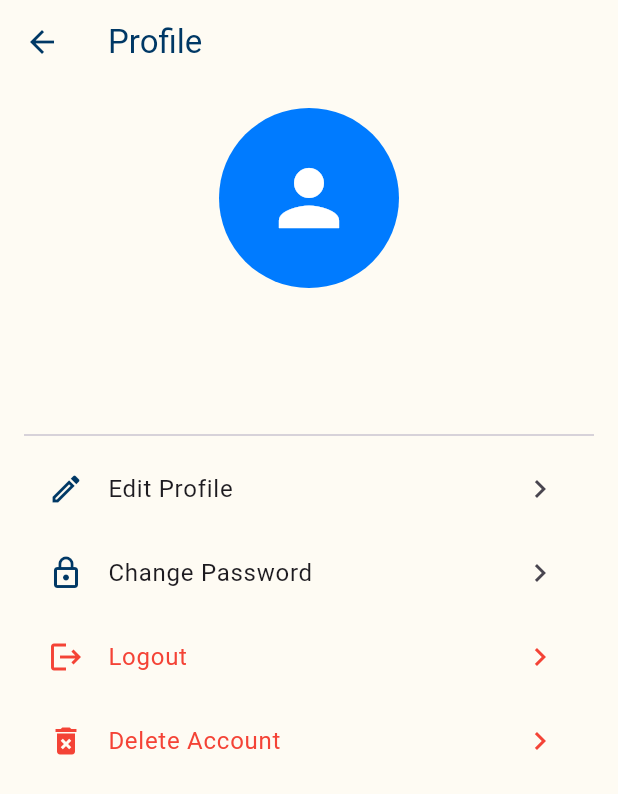
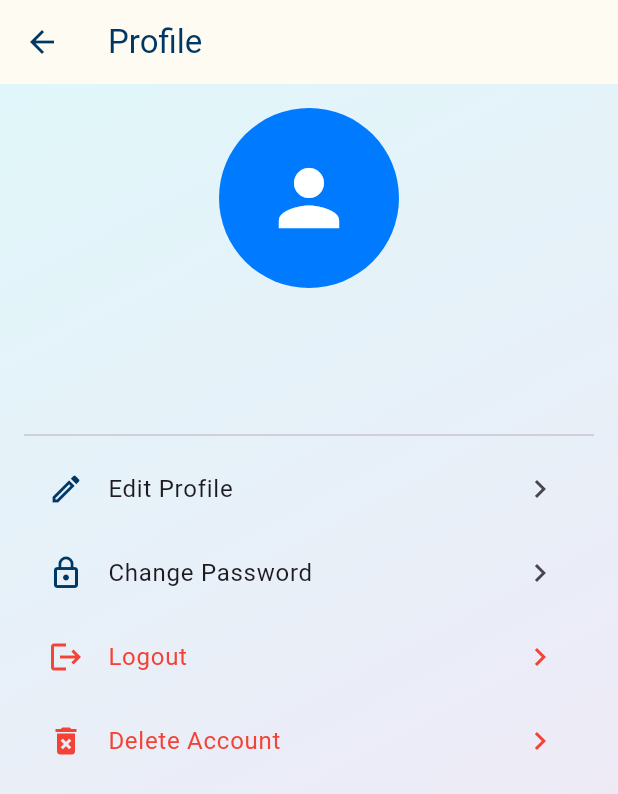
Before and after one commit to Adewangga018/smartlib, a Flutter app: the FavoriteScreen screen opened directly, after a tap on the "person" icon, on a phone screen of 412 x 824 dp. Shown: the top 794 px of the screen. Run offline on Flutter 3.47's test engine with Material 3 defaults, Android fonts, the light colour scheme and no system bars; our stand-ins replace cloud_firestore, firebase_auth, firebase_core, google_fonts; accounts and stored records are empty.

Commit message:
Menyesuaikan tampilan background

```diff
--- a/lib/features/favorite/screens/favorite_screen.dart
+++ b/lib/features/favorite/screens/favorite_screen.dart
@@ -39,7 +39,15 @@ class FavoriteScreen extends StatelessWidget {
               ),
             ],
           ),
-          body: Padding(
+          body: Container(
+            decoration: const BoxDecoration(
+              gradient: LinearGradient(
+                colors: [Color(0xFFE0F7FA), Color(0xFFF3E5F5)],
+                begin: Alignment.topLeft,
+                end: Alignment.bottomRight,
+              ),
+            ),
+            child: Padding(
               padding: const EdgeInsets.all(16.0),
               child: favoriteBooks.isEmpty
                   ? const Center(
@@ -54,13 +62,13 @@ class FavoriteScreen extends StatelessWidget {
                         crossAxisCount: 2,
                         crossAxisSpacing: 16,
                         mainAxisSpacing: 16,
-                    childAspectRatio: 0.6, // 🔧 Lebih tinggi dari sebelumnya (0.65 → 0.6)
+                        childAspectRatio: 0.6,
                       ),
-
                       itemBuilder: (context, index) {
                         final book = favoriteBooks[index];
                         return BookCard(book: book);
                       },
+                    ),
             ),
           ),
         );
--- a/lib/features/profile/screens/profile_screen.dart
+++ b/lib/features/profile/screens/profile_screen.dart
@@ -72,14 +72,22 @@ class ProfileScreen extends StatelessWidget {
         }
 
         return Scaffold(
-          backgroundColor: AppColors.background,
+          backgroundColor: Colors.transparent,
           appBar: AppBar(
             title: const Text('Profile'),
             backgroundColor: AppColors.background,
             elevation: 0,
             foregroundColor: AppColors.darkBlueText,
           ),
-          body: Padding(
+          body: Container(
+            decoration: const BoxDecoration(
+              gradient: LinearGradient(
+                colors: [Color(0xFFE0F7FA), Color(0xFFF3E5F5)],
+                begin: Alignment.topLeft,
+                end: Alignment.bottomRight,
+              ),
+            ),
+            child: Padding(
               padding: const EdgeInsets.all(16.0),
               child: Column(
                 children: [
@@ -168,6 +176,7 @@ class ProfileScreen extends StatelessWidget {
                 ],
               ),
             ),
+          ),
         );
       },
     );
```
Also changed, not shown: lib/features/auth/screens/login_screen.dart (+11 -2 lines), lib/features/auth/screens/signup_screen.dart (+11 -2 lines), lib/features/review/screens/finished_books_screen.dart (+11 -2 lines), lib/landing_page.dart (+11 -2 lines). Lines whose indentation alone changed are shown as unchanged.
